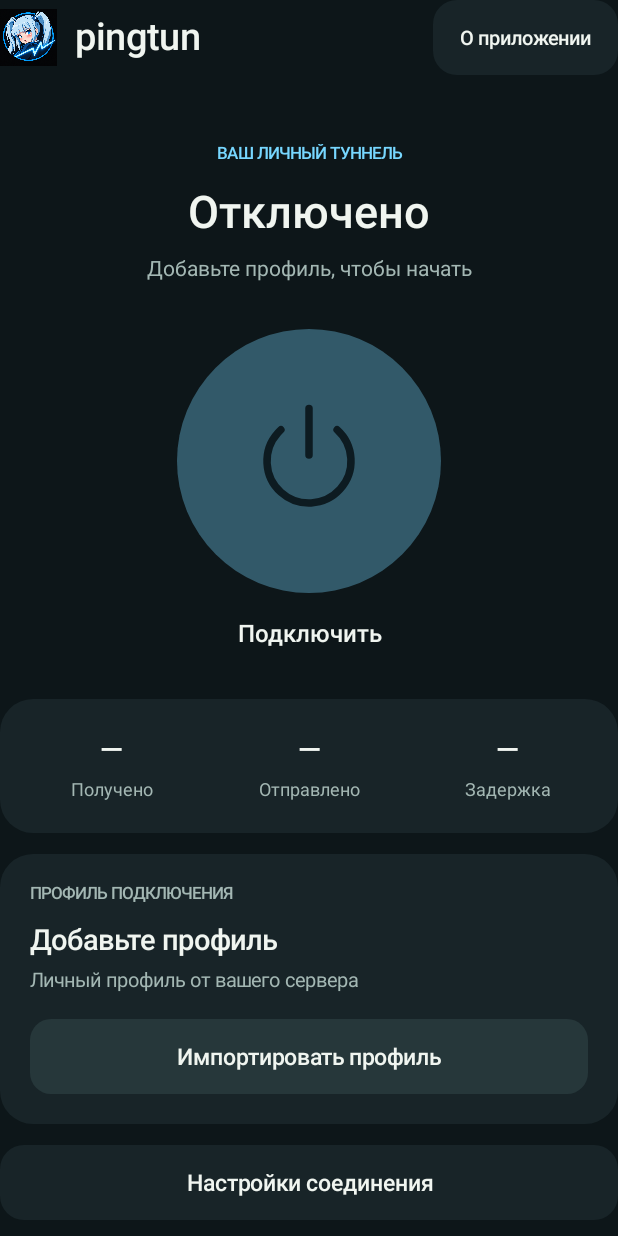
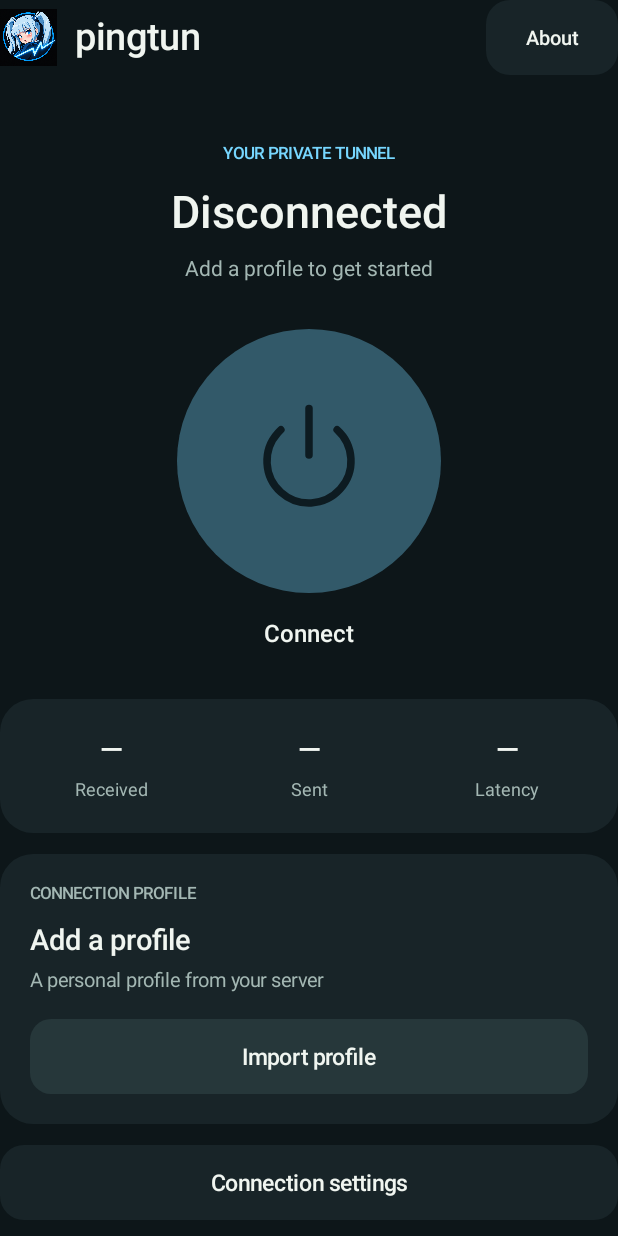
Before and after one commit to bug0000/pingtun, an Android app: the screen it shows after launch (MainActivity), on a phone screen of 412 x 824 dp. Run offline under Robolectric (Android 15) with nearby library versions, the phone set to English and light mode, and no system bars; pictures from the network do not load.

Commit message:
Add English and Russian Android localization (#6)
* Localize Android interface into English and Russian

* Test locale resources and clarify release documentation

```diff
--- a/android/app/src/main/java/io/github/bug0000/pingtun/MainActivity.java
+++ b/android/app/src/main/java/io/github/bug0000/pingtun/MainActivity.java
@@ -52,12 +52,12 @@ public final class MainActivity extends Activity {
         header.addView(mark, new LinearLayout.LayoutParams(dp(38), dp(38)));
         TextView brand = Ui.text(this, "pingtun", 25, Ui.TEXT, true);
         LinearLayout.LayoutParams bp = new LinearLayout.LayoutParams(0, -2, 1); bp.leftMargin = dp(12); header.addView(brand, bp);
-        Button about = Ui.button(this, "О приложении", false); about.setTextSize(13);
+        Button about = Ui.button(this, getString(R.string.about), false); about.setTextSize(13);
         about.setOnClickListener(v -> startActivity(new Intent(this, AboutActivity.class))); header.addView(about);
         Ui.add(this, body, header, 0);
-        Ui.add(this, body, centered("ВАШ ЛИЧНЫЙ ТУННЕЛЬ", 11, Ui.ACCENT, true), 46);
-        status = centered("Отключено", 30, Ui.TEXT, true); status.setAccessibilityLiveRegion(View.ACCESSIBILITY_LIVE_REGION_POLITE); Ui.add(this, body, status, 15);
-        detail = centered("Добавьте профиль, чтобы начать", 14, Ui.MUTED, false); Ui.add(this, body, detail, 12);
+        Ui.add(this, body, centered(getString(R.string.private_tunnel), 11, Ui.ACCENT, true), 46);
+        status = centered(getString(R.string.disconnected), 30, Ui.TEXT, true); status.setAccessibilityLiveRegion(View.ACCESSIBILITY_LIVE_REGION_POLITE); Ui.add(this, body, status, 15);
+        detail = centered(getString(R.string.add_profile_hint), 14, Ui.MUTED, false); Ui.add(this, body, detail, 12);
         connect = new PowerButton(this);
         LinearLayout.LayoutParams powerParams = new LinearLayout.LayoutParams(dp(176), dp(176)); powerParams.gravity = android.view.Gravity.CENTER_HORIZONTAL; powerParams.topMargin = dp(32); body.addView(connect, powerParams);
         connect.setOnClickListener(v -> {
@@ -66,32 +66,32 @@ public final class MainActivity extends Activity {
                 requestPermissions(new String[]{Manifest.permission.POST_NOTIFICATIONS}, 42);
             else prepareVpn();
         });
-        action = centered("Подключить", 16, Ui.TEXT, true); Ui.add(this, body, action, 18);
+        action = centered(getString(R.string.connect), 16, Ui.TEXT, true); Ui.add(this, body, action, 18);
         LinearLayout metrics = new LinearLayout(this); metrics.setPadding(dp(8), dp(22), dp(8), dp(22)); metrics.setBackground(Ui.shape(this, Ui.CARD, 22));
-        rx = metric(metrics, "Получено"); tx = metric(metrics, "Отправлено"); latency = metric(metrics, "Задержка"); Ui.add(this, body, metrics, 34);
+        rx = metric(metrics, getString(R.string.received)); tx = metric(metrics, getString(R.string.sent)); latency = metric(metrics, getString(R.string.latency)); Ui.add(this, body, metrics, 34);
         LinearLayout card = Ui.column(this); card.setPadding(dp(20), dp(20), dp(20), dp(20)); card.setBackground(Ui.shape(this, Ui.CARD, 22));
-        card.addView(Ui.text(this, "ПРОФИЛЬ ПОДКЛЮЧЕНИЯ", 11, Ui.MUTED, true));
-        profile = Ui.text(this, "Добавьте профиль", 19, Ui.TEXT, true); Ui.add(this, card, profile, 14);
-        endpoint = Ui.text(this, "Личный профиль от вашего сервера", 13, Ui.MUTED, false); Ui.add(this, card, endpoint, 8);
-        importer = Ui.button(this, "Импортировать профиль", false); importer.setBackground(new android.graphics.drawable.RippleDrawable(ColorStateList.valueOf(0x24FFFFFF), Ui.shape(this, Color.rgb(38, 55, 58), 14), null));
+        card.addView(Ui.text(this, getString(R.string.connection_profile), 11, Ui.MUTED, true));
+        profile = Ui.text(this, getString(R.string.add_profile), 19, Ui.TEXT, true); Ui.add(this, card, profile, 14);
+        endpoint = Ui.text(this, getString(R.string.profile_description), 13, Ui.MUTED, false); Ui.add(this, card, endpoint, 8);
+        importer = Ui.button(this, getString(R.string.import_profile), false); importer.setBackground(new android.graphics.drawable.RippleDrawable(ColorStateList.valueOf(0x24FFFFFF), Ui.shape(this, Color.rgb(38, 55, 58), 14), null));
         importer.setOnClickListener(v -> startActivityForResult(new Intent(Intent.ACTION_OPEN_DOCUMENT).addCategory(Intent.CATEGORY_OPENABLE).setType("*/*"), 43)); Ui.add(this, card, importer, 18); Ui.add(this, body, card, 14);
-        settings = Ui.button(this, "Настройки соединения", false); settings.setOnClickListener(v -> showSettings()); Ui.add(this, body, settings, 14);
-        Ui.add(this, body, centered("Без root. По своему маршруту.", 12, Ui.MUTED, false), 24);
+        settings = Ui.button(this, getString(R.string.connection_settings), false); settings.setOnClickListener(v -> showSettings()); Ui.add(this, body, settings, 14);
+        Ui.add(this, body, centered(getString(R.string.tagline), 12, Ui.MUTED, false), 24);
         loadProfile(); render();
     }
     private void showSettings() {
         LinearLayout content = Ui.column(this); content.setPadding(dp(24), dp(8), dp(24), dp(8));
-        Switch awake = new Switch(this); awake.setText("Связь при выключенном экране"); awake.setTextSize(15); awake.setTextColor(Ui.TEXT); awake.setPadding(0, dp(12), 0, dp(12));
+        Switch awake = new Switch(this); awake.setText(getString(R.string.keep_awake)); awake.setTextSize(15); awake.setTextColor(Ui.TEXT); awake.setPadding(0, dp(12), 0, dp(12));
         awake.setChecked(getSharedPreferences("ui", MODE_PRIVATE).getBoolean("awake", false)); awake.setEnabled(!VpnState.running);
         awake.setOnCheckedChangeListener((v, checked) -> getSharedPreferences("ui", MODE_PRIVATE).edit().putBoolean("awake", checked).apply()); content.addView(awake);
-        Ui.add(this, content, Ui.text(this, "Помогает поддерживать фоновое соединение и повышает расход батареи. Меняйте настройку до подключения.", 14, Ui.MUTED, false), 12);
-        Ui.add(this, content, Ui.text(this, "При потере связи VPN удерживает трафик до восстановления соединения. Чтобы защитить трафик и после остановки приложения, включите «Блокировать подключения без VPN» в системных настройках Android.", 14, Ui.MUTED, false), 20);
-        new android.app.AlertDialog.Builder(this).setTitle("Настройки соединения").setView(content).setPositiveButton("Готово", null).show();
+        Ui.add(this, content, Ui.text(this, getString(R.string.keep_awake_help), 14, Ui.MUTED, false), 12);
+        Ui.add(this, content, Ui.text(this, getString(R.string.vpn_lockdown_help), 14, Ui.MUTED, false), 20);
+        new android.app.AlertDialog.Builder(this).setTitle(getString(R.string.connection_settings)).setView(content).setPositiveButton(getString(R.string.done), null).show();
     }
     private static final class PowerButton extends Button {
         private final android.graphics.Paint paint = new android.graphics.Paint(android.graphics.Paint.ANTI_ALIAS_FLAG);
         PowerButton(Activity a) {
-            super(a); setText(""); setContentDescription("Подключить"); setMinWidth(0); setMinHeight(0);
+            super(a); setText(""); setContentDescription(a.getString(R.string.connect)); setMinWidth(0); setMinHeight(0);
             setStateListAnimator(null);
             setBackground(new android.graphics.drawable.RippleDrawable(ColorStateList.valueOf(0x3388AA55), Ui.shape(a, Ui.ACCENT, 100), null));
         }
@@ -111,8 +111,8 @@ public final class MainActivity extends Activity {
                 JSONObject info = new JSONObject(NativeEngine.inspect(store.load()));
                 if (info.has("error")) throw new IllegalStateException();
                 String name = info.getString("name"); String endpoint = info.getString("server_ip");
-                main.post(() -> { if (isDestroyed()) return; haveProfile = true; profile.setText(name); this.endpoint.setText(endpoint); importer.setText("Заменить профиль"); render(); });
-            } catch (Exception | LinkageError e) { main.post(() -> { if (!isDestroyed()) profile.setText("Профиль недоступен. Импортируйте его снова."); }); }
+                main.post(() -> { if (isDestroyed()) return; haveProfile = true; profile.setText(name); this.endpoint.setText(endpoint); importer.setText(getString(R.string.replace_profile)); render(); });
+            } catch (Exception | LinkageError e) { main.post(() -> { if (!isDestroyed()) profile.setText(getString(R.string.profile_unavailable)); }); }
         });
     }
     private void prepareVpn() {
@@ -132,24 +132,24 @@ public final class MainActivity extends Activity {
                     if (in == null) throw new java.io.IOException();
                     String value = new String(ProfileStore.readBounded(in, 65536), StandardCharsets.UTF_8);
                     new ProfileStore(this).save(value); main.post(() -> { if (!isDestroyed()) loadProfile(); });
-                } catch (Exception | LinkageError e) { main.post(() -> { if (!isDestroyed() && !isFinishing()) new android.app.AlertDialog.Builder(this).setTitle("Профиль не импортирован")
-                    .setMessage("Нужен мобильный профиль pingtun, созданный отдельно для этого устройства.").setPositiveButton("Понятно", null).show(); }); }
+                } catch (Exception | LinkageError e) { main.post(() -> { if (!isDestroyed() && !isFinishing()) new android.app.AlertDialog.Builder(this).setTitle(getString(R.string.import_failed))
+                    .setMessage(getString(R.string.import_help)).setPositiveButton(getString(R.string.ok), null).show(); }); }
             });
         }
     }
     private void render() {
         status.setText(VpnState.message);
-        detail.setText(!haveProfile && !VpnState.running ? "Добавьте профиль, чтобы начать" : VpnState.detail);
+        detail.setText(!haveProfile && !VpnState.running && VpnState.message == R.string.disconnected ? getString(R.string.add_profile_hint) : getString(VpnState.detail));
         boolean enabled = haveProfile || VpnState.running;
         connect.setEnabled(enabled); connect.setAlpha(enabled ? 1f : .35f);
-        String label = VpnState.running ? "Отключить" : "Подключить";
+        String label = VpnState.running ? getString(R.string.disconnect) : getString(R.string.connect);
         connect.setContentDescription(label); action.setText(label);
         importer.setEnabled(!VpnState.running); importer.setAlpha(VpnState.running ? .45f : 1f);
         try {
             JSONObject s = new JSONObject(VpnState.stats);
-            rx.setText(VpnState.running && s.has("rx_bytes") ? String.format(java.util.Locale.getDefault(), "%.1f МБ", s.optLong("rx_bytes") / 1000000.0) : "—");
-            tx.setText(VpnState.running && s.has("tx_bytes") ? String.format(java.util.Locale.getDefault(), "%.1f МБ", s.optLong("tx_bytes") / 1000000.0) : "—");
-            latency.setText(VpnState.running && s.optLong("rtt_us") > 0 ? String.format(java.util.Locale.getDefault(), "%.0f мс", s.optLong("rtt_us") / 1000.0) : "—");
+            rx.setText(VpnState.running && s.has("rx_bytes") ? String.format(java.util.Locale.getDefault(), "%.1f MB", s.optLong("rx_bytes") / 1000000.0) : "—");
+            tx.setText(VpnState.running && s.has("tx_bytes") ? String.format(java.util.Locale.getDefault(), "%.1f MB", s.optLong("tx_bytes") / 1000000.0) : "—");
+            latency.setText(VpnState.running && s.optLong("rtt_us") > 0 ? String.format(java.util.Locale.getDefault(), "%.0f ms", s.optLong("rtt_us") / 1000.0) : "—");
         } catch (Exception ignored) { rx.setText("—"); tx.setText("—"); latency.setText("—"); }
     }
     @Override protected void onResume() { super.onResume(); main.post(refresh); }
--- a/android/app/src/main/java/io/github/bug0000/pingtun/VpnState.java
+++ b/android/app/src/main/java/io/github/bug0000/pingtun/VpnState.java
@@ -2,8 +2,8 @@ package io.github.bug0000.pingtun;
 
 final class VpnState {
     static volatile boolean running;
-    static volatile String message = "Отключено";
-    static volatile String detail = "Готов к подключению";
+    static volatile int message = R.string.disconnected;
+    static volatile int detail = R.string.ready;
     static volatile String stats = "{}";
     private VpnState() {}
 }
--- /dev/null
+++ b/android/app/src/main/res/values/strings.xml
@@ -0,0 +1,55 @@
+<?xml version="1.0" encoding="utf-8"?>
+<resources>
+    <string name="about">About</string>
+    <string name="private_tunnel">YOUR PRIVATE TUNNEL</string>
+    <string name="disconnected">Disconnected</string>
+    <string name="add_profile_hint">Add a profile to get started</string>
+    <string name="connect">Connect</string>
+    <string name="received">Received</string>
+    <string name="sent">Sent</string>
+    <string name="latency">Latency</string>
+    <string name="connection_profile">CONNECTION PROFILE</string>
+    <string name="add_profile">Add a profile</string>
+    <string name="profile_description">A personal profile from your server</string>
+    <string name="import_profile">Import profile</string>
+    <string name="connection_settings">Connection settings</string>
+    <string name="tagline">No root. Your own route.</string>
+    <string name="keep_awake">Keep connected when the screen is off</string>
+    <string name="keep_awake_help">Helps keep the connection active in the background, but uses more battery. Change this before connecting.</string>
+    <string name="vpn_lockdown_help">If the connection is lost, the VPN holds traffic until it is restored. To protect traffic after the app stops, enable “Block connections without VPN” in Android system settings.</string>
+    <string name="done">Done</string>
+    <string name="replace_profile">Replace profile</string>
+    <string name="profile_unavailable">Profile unavailable. Import it again.</string>
+    <string name="import_failed">Profile not imported</string>
+    <string name="import_help">A pingtun mobile profile created for this device is required.</string>
+    <string name="ok">OK</string>
+    <string name="disconnect">Disconnect</string>
+    <string name="back">← Back</string>
+    <string name="about_tagline">Not the most direct route.\nBut it is yours.</string>
+    <string name="about_icmp">pingtun is a VPN that carries encrypted traffic inside ICMP packets, the same packets normally used to ping a server.</string>
+    <string name="about_wireguard">WireGuard handles keys and encryption, while the custom transport handles the networking. The app works without root or Google Play Services.</string>
+    <string name="about_ipv6">The tunnel carries IPv4. IPv6 is blocked to prevent it bypassing the VPN. Connectivity depends on whether the network allows ICMP.</string>
+    <string name="feedback">FEEDBACK</string>
+    <string name="email_description">Email bug@pizd.ec</string>
+    <string name="source_code">Source code  ↗</string>
+    <string name="open_source">Open source · MIT License</string>
+    <string name="link">Link</string>
+    <string name="copy">Copy</string>
+    <string name="close">Close</string>
+    <string name="vpn_channel">VPN connection</string>
+    <string name="connecting">Connecting…</string>
+    <string name="connection_failed">Connection failed</string>
+    <string name="check_profile">Check the profile and VPN permission</string>
+    <string name="no_connection">No connection</string>
+    <string name="network_error">Traffic is paused. Check network access and ICMP availability.</string>
+    <string name="securing">Establishing a secure connection</string>
+    <string name="reconnecting">Reconnecting…</string>
+    <string name="reconnect_paused">Traffic is paused until the connection is restored</string>
+    <string name="connected">Connected</string>
+    <string name="secure_active">Secure connection is active</string>
+    <string name="waiting_server">Waiting for server</string>
+    <string name="waiting_paused">Traffic is paused until the secure connection is established</string>
+    <string name="retry_error">Traffic is paused. You can disconnect the VPN and try again.</string>
+    <string name="normal_network">Normal network connection</string>
+    <string name="ready">Ready to connect</string>
+</resources>
```
Also changed, not shown: android/app/src/main/java/io/github/bug0000/pingtun/AboutActivity.java (+13 -13 lines), android/app/src/main/java/io/github/bug0000/pingtun/TunnelService.java (+17 -17 lines), 4 other files.
